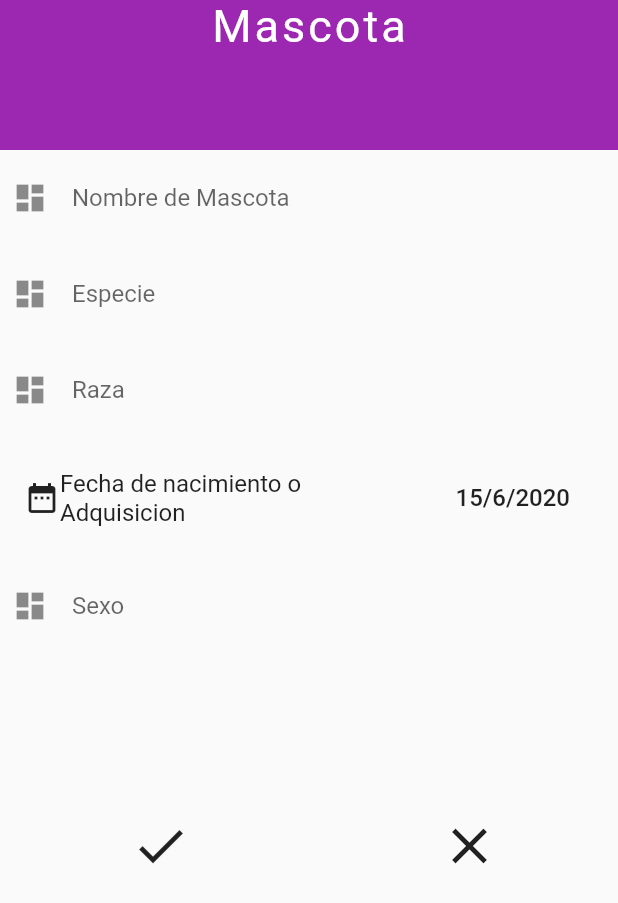
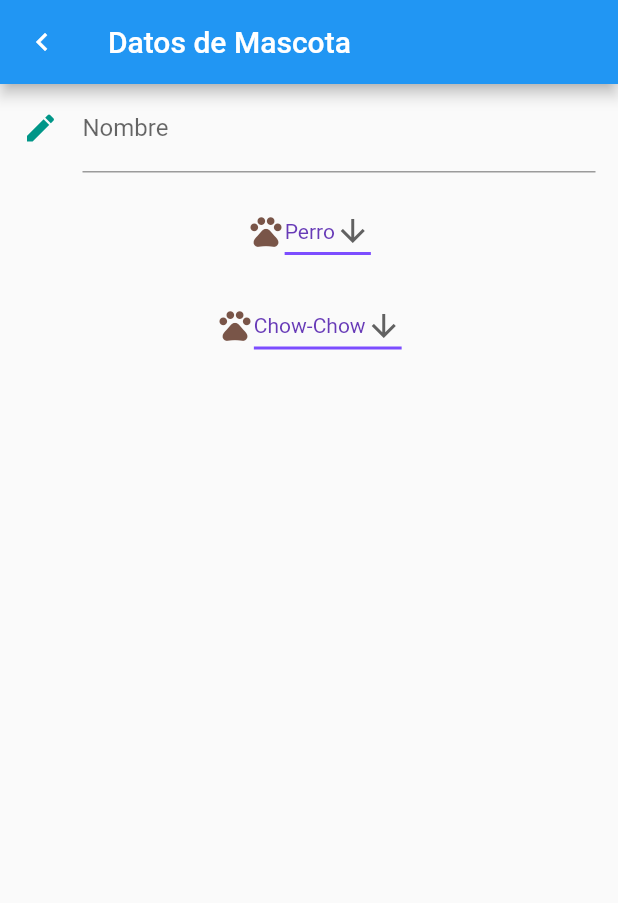
Before and after one commit to samtts14/PetsCare, a Flutter app: the AddMascota screen opened directly, on a phone screen of 412 x 824 dp. Shown: the top 903 px of the screen. Run offline on Flutter 3.47's test engine with Material 2 defaults, Android fonts, the phone set to English and light mode, and no system bars; our stand-ins replace bloc, carousel_pro, cloud_firestore, equatable, firebase_auth, flutter_bloc and 5 more; missing offline and left inert: flutter_auth_buttons; accounts and stored records are empty; Roboto replaces fonts that are missing (Pacifico).

Commit message:
funciona uno de los dropdown button

```diff
--- a/app_tesis/lib/mascota/add_mascota.dart
+++ b/app_tesis/lib/mascota/add_mascota.dart
@@ -11,17 +11,49 @@ class AddMascota extends StatefulWidget {
 
 class _AddMascotaState extends State<AddMascota> {
 
+  final GlobalKey<FormState> _formkeyValue = new GlobalKey<FormState>();
   DateTime _dueDate = new DateTime.now();
   String _dateText = '';
 
   // final FirebaseAuth _firebaseAuth;
 
+  List<String> _tipoDeMascota = <String>[
+    'Perro',
+    'Gato',
+    'Ave',
+  ];
+  List<String> _razaDeMascota = <String>[
+    'Chow-Chow',
+    'Chihuahua',
+    'Husky',
+  ];
+
   String name = '';
-  String especie = '';
-  String raza = '';
+  String especie = 'Perro';
+  String raza = 'Chow-Chow';
   String edad = '';
   String sexo = '';
   String owner = '';
+
+  Future<Null> _razasPorMascota(String especie) async{
+    switch( especie){
+      case 'Perro': { _razaDeMascota = <String>[
+                      'Chow-Chow',
+                      'Chihuahua',
+                      'Husky',];}
+      break;
+      case 'Gato': {_razaDeMascota = <String>[
+                      'British Shorthair',
+                      'Coon De Maine',
+                      'Persas Doll',];}
+      break;
+      case 'Ave': {_razaDeMascota = <String>[
+                      'Cacatua',
+                      'Loro',
+                      'Perico',];}
+      break;
+      }
+    }
 
   Future<Null> _selectDueDate(BuildContext context) async{
     final picked = await showDatePicker(
@@ -64,128 +96,118 @@ class _AddMascotaState extends State<AddMascota> {
 
   @override
   Widget build(BuildContext context) {
-    return new Material(
-      child: Column(
-        children: <Widget>[
-          Container(
-            height: 100.0,
-            width:double.infinity,
-            decoration: BoxDecoration(
-              color: Colors.purple
-            ),
-            child: Column(
-              children: <Widget>[
-              Text('Mascota', style: new TextStyle(
-                color: Colors.white,
-                fontSize: 30.0,
-                letterSpacing: 2.0,
-                fontFamily: "Pacifico" ),
-              ),
-            ],
-          )
+    return Scaffold(
+      appBar: AppBar(
+        leading: IconButton(
+          icon: Icon(
+            Icons.chevron_left,
+            color: Colors.white
+          ),
+          onPressed: () {},
         ),
-        new Padding(
-          padding: const EdgeInsets.all(8.0),
-          child: TextField(
-            onChanged: (String str){
-              setState(() {
-                name = str;
-              });
-            },
-            decoration: new InputDecoration(
-              icon: Icon(Icons.dashboard),
-              hintText: 'Nombre de Mascota',
-              border: InputBorder.none
-            )
-          ),
-        ),
-        new Padding(
-          padding: const EdgeInsets.all(8.0),
-          child: TextField(
-            onChanged: (String str){
-              setState(() {
-                especie = str;
-              });
-            },
-            decoration: new InputDecoration(
-              icon: Icon(Icons.dashboard),
-              hintText: 'Especie',
-              border: InputBorder.none
-            )
-          ),
-        ),
-        new Padding(
-          padding: const EdgeInsets.all(8.0),
-          child: TextField(
-            onChanged: (String str){
-              setState(() {
-                raza = str;
-              });
-            },
-            decoration: new InputDecoration(
-              icon: Icon(Icons.dashboard),
-              hintText: 'Raza',
-              border: InputBorder.none
-            )
-          ),
-        ),
-        new Padding(
-          padding: const EdgeInsets.all(16.0),
-          child: new Row(
-            children: <Widget>[
-              new Icon(Icons.date_range),
-              new Expanded(child: Text('Fecha de nacimiento o Adquisicion', style: new TextStyle(fontSize: 16.0)),),
-              new FlatButton(
-                onPressed: () => _selectDueDate(context) ,
-                child: Text(_dateText, style: new TextStyle(fontSize: 16.0))
-              )
-            ],
-          )
+        title: Container(
+          alignment: Alignment.centerLeft,
+          child: Text("Datos de Mascota", style: TextStyle(color: Colors.white),),
         ),
 
+      ),
 
-        new Padding(
-          padding: const EdgeInsets.all(8.0),
-          child: TextField(
-            onChanged: (String str){
-              setState(() {
-                sexo = str;
-              });
-            },
-            decoration: new InputDecoration(
-              icon: Icon(Icons.dashboard),
-              hintText: 'Sexo',
-              border: InputBorder.none
-            )
-          ),
+      body: Form(
+        key: _formkeyValue,
+        autovalidate: true,
+        child: ListView(
+          padding: EdgeInsets.symmetric(horizontal: 15.0),
+          children: <Widget>[
+            TextFormField(
+              decoration: InputDecoration(
+                icon: Icon(
+                  Icons.create,
+                  color: Colors.teal
+                ),
+                hintText: 'Nombre de Mascota',
+                labelText: 'Nombre'
+              ),
+
+            ),
+
+            SizedBox(height: 15.0),
+            Row(
+              mainAxisAlignment: MainAxisAlignment.center,
+              children: <Widget>[
+                Icon(Icons.pets,
+                size: 25.0,
+                color: Colors.brown,),
+
+                DropdownButton<String>(
+                  value: especie,
+                  icon: Icon(Icons.arrow_downward),
+                  iconSize: 24,
+                  elevation: 16,
+                  style: TextStyle(color: Colors.deepPurple),
+                  underline: Container(
+                    height: 2,
+                    color: Colors.deepPurpleAccent,
+                  ),
+                  onChanged: (String newValue) {
+                    setState(() {
+                      especie = newValue;
+                      _razasPorMascota(especie);
+                    });
+                  },
+
+                  items: <String>['Perro','Ave', 'Gato', ]
+                      .map<DropdownMenuItem<String>>((String value) {
+                    return DropdownMenuItem<String>(
+                      value: value,
+                      child: Text(value),
+                    );
+                  }).toList(),
+                )
+              ],
+            ),
+
+            SizedBox(height: 15.0),
+            Row(
+              mainAxisAlignment: MainAxisAlignment.center,
+              children: <Widget>[
+                Icon(Icons.pets,
+                size: 25.0,
+                color: Colors.brown,),
+                DropdownButton<String>(
+                  value: raza,
+                  icon: Icon(Icons.arrow_downward),
+                  iconSize: 24,
+                  elevation: 16,
+                  style: TextStyle(color: Colors.deepPurple),
+                  underline: Container(
+                    height: 2,
+                    color: Colors.deepPurpleAccent,
+                  ),
+                  onChanged: (String newValue) {
+                    setState(() {
+                      raza = newValue;
+                    });
+                  },
+                  items: _razaDeMascota
+                      .map<DropdownMenuItem<String>>((String value){
+                      return DropdownMenuItem<String>(
+                      value: value,
+                      child: Text(value),
+                    );
+                  }).toList(),
+                )
+              ],
+            ),
+          ],
         ),
-        new Padding(
-          padding: const EdgeInsets.only(top: 100.0),
-          child: Row(
-            mainAxisAlignment: MainAxisAlignment.spaceAround,
-            children: <Widget>[
-              IconButton(
-                icon: Icon(Icons.check, size: 40.0),
-                onPressed: () async{
-                  final currentUser = await FirebaseAuth.instance.currentUser();
-                  owner = currentUser.email.toString();
-                  _addData();
-                },
-              ),
-              IconButton(
-                icon: Icon(Icons.close, size: 40.0),
-                onPressed: (){
-                  Navigator.pop(context);
-                },
-              )
+      ),
+    );
 
-            ],
-          )
+     // abajo esta los dos iconos el de agregar la informacion al collection
+      // y el de volver a la pantalla de mascota
 
-          )
-        ]
-      )
-
-    );
+      // final currentUser = await FirebaseAuth.instance.currentUser();
+      // owner = currentUser.email.toString();
+      // _addData()
   }
 }
```
